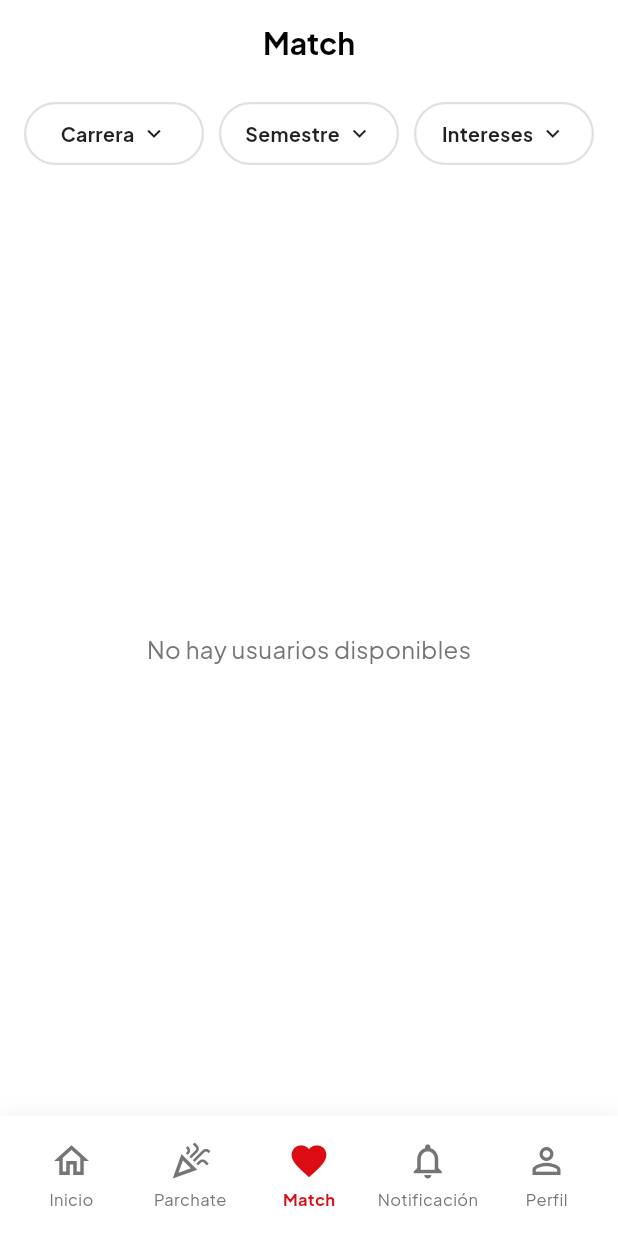
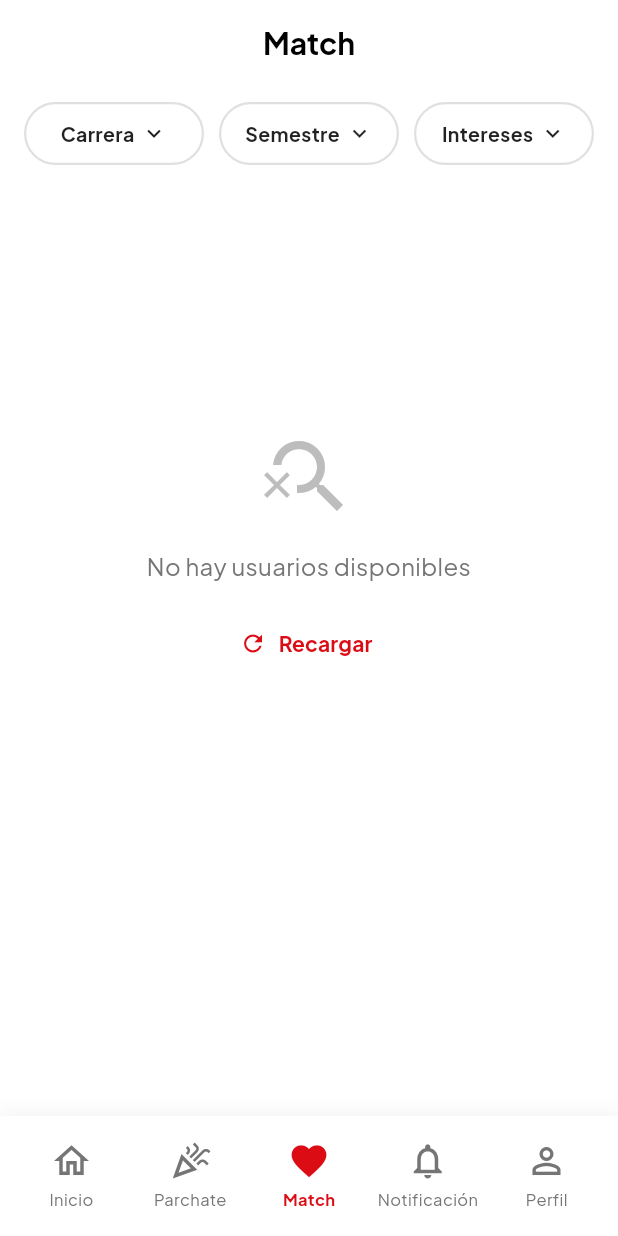
Before and after one commit to PholCast/fox_mate_app, a Flutter app: the screen it shows once a user with an empty profile is signed in, item 3 of the bottom bar chosen, on a phone screen of 412 x 824 dp. Run offline on Flutter 3.47's test engine with Material 3 defaults, Android fonts, the phone set to English and light mode, and no system bars; our stand-ins replace cloud_firestore, equatable, firebase_auth, firebase_core, firebase_storage, image_picker and 1 more; accounts and stored records are empty.

Commit message:
Match Screen reload

```diff
--- a/lib/presentation/screens/match/match_screen.dart
+++ b/lib/presentation/screens/match/match_screen.dart
@@ -55,6 +55,26 @@
           });
         }
       });
+    }
+  }
+
+Future<void> _handleRefresh() async {
+  final authProvider = context.read<AuthProvider>();
+  final userProvider = context.read<UserProvider>();
+  final currentUser = authProvider.currentUser;
+
+  if (currentUser != null) {
+    await userProvider.loadUnlikedUsers(currentUser.id);
+    if (mounted) {
+      setState(() {
+        filteredUsers = List.from(userProvider.allUsers);
+        currentIndex = 0; // Reset to first user
+        // Clear filters
+        selectedCareer = null;
+        selectedSemester = null;
+        selectedInterest = null;
+      });
+    }
   }
 }
 
@@ -305,108 +325,6 @@
       ),
     );
   }
-
-  // Future<void> _handleSwipe(bool isLike) async {
-  //   if (filteredUsers.isEmpty || currentIndex >= filteredUsers.length) return;
-
-  //   final currentUser = filteredUsers[currentIndex];
-  //   final authProvider = context.read<AuthProvider>();
-  //   final currentUserId = authProvider.currentUser?.id;
-
-  //   if (currentUserId == null) {
-  //     ScaffoldMessenger.of(context).showSnackBar(
-  //       const SnackBar(
-  //         content: Text('Error: Usuario no autenticado'),
-  //         backgroundColor: Colors.red,
-  //       ),
-  //     );
-  //     return;
-  //   }
-
-  //   if (isLike) {
-  //     // Show loading indicator
-  //     showDialog(
-  //       context: context,
-  //       barrierDismissible: false,
-  //       builder: (context) => const Center(child: CircularProgressIndicator()),
-  //     );
-
-  //     try {
-  //       final likeUserUseCase = context.read<LikeUserUseCase>();
-  //       final isMatch = await likeUserUseCase.execute(
-  //         currentUserId: currentUserId,
-  //         likedUserId: currentUser.id,
-  //       );
-
-  //       // Close loading indicator
-  //       if (mounted) {
-  //         Navigator.pop(context);
-  //       }
-
-  //       // Move to next user
-  //       setState(() {
-  //         if (currentIndex < filteredUsers.length - 1) {
-  //           currentIndex++;
-  //         } else {
-  //           currentIndex = 0;
-  //         }
-  //         dragPosition = Offset.zero;
-  //         isDragging = false;
-  //       });
-
-  //       // Show match dialog only if there's a mutual match
-  //       if (isMatch && mounted) {
-  //         _showMatchDialog(currentUser);
-  //       } else if (mounted) {
-  //         // Show a simple like confirmation
-  //         ScaffoldMessenger.of(context).showSnackBar(
-  //           SnackBar(
-  //             content: Text('Le diste like a ${currentUser.name}'),
-  //             backgroundColor: Colors.green,
-  //             duration: const Duration(seconds: 2),
-  //           ),
-  //         );
-  //       }
-  //     } catch (e) {
-  //       // Close loading indicator
-  //       if (mounted) {
-  //         Navigator.pop(context);
-  //       }
-
-  //       // Move to next user even on error
-  //       setState(() {
-  //         if (currentIndex < filteredUsers.length - 1) {
-  //           currentIndex++;
-  //         } else {
-  //           currentIndex = 0;
-  //         }
-  //         dragPosition = Offset.zero;
-  //         isDragging = false;
-  //       });
-
-  //       if (mounted) {
-  //         ScaffoldMessenger.of(context).showSnackBar(
-  //           SnackBar(
-  //             content: Text('Error: ${e.toString()}'),
-  //             backgroundColor: Colors.red,
-  //           ),
-  //         );
-  //       }
-  //     }
-  //   } else {
-  //     // Just move to next user for dislike
-  //     setState(() {
-  //       if (currentIndex < filteredUsers.length - 1) {
-  //         currentIndex++;
-  //       } else {
-  //         currentIndex = 0;
-  //       }
-  //       dragPosition = Offset.zero;
-  //       isDragging = false;
-  //     });
-  //   }
-  // }
-
 Future<void> _handleSwipe(bool isLike) async {
   if (filteredUsers.isEmpty || currentIndex >= filteredUsers.length) return;
 
@@ -520,6 +438,7 @@
     userProvider.removeUserFromList(currentUser.id);
   }
 }
+
 
 
   void _showMatchDialog(UserEntity matchedUser) {
@@ -743,19 +662,57 @@
                       ],
                     ),
                   ),
+                  // AQUÍ ESTÁ EL CAMBIO PRINCIPAL - RefreshIndicator envuelve todo
                   Expanded(
-                      child: Padding(
+                    child: RefreshIndicator(
+                      onRefresh: _handleRefresh,
+                      color: CustomColors.primaryColor,
+                      child: hasUsers && currentUser != null
+                          ? Padding(
                               padding: EdgeInsets.all(Spacing.padding),
-                        child: hasUsers && currentUser != null
-                            ? _buildSwipeableCard(currentUser)
-                            : Center(
-                                child: Text(
+                              child: _buildSwipeableCard(currentUser),
+                            )
+                          : SingleChildScrollView(
+                              physics: AlwaysScrollableScrollPhysics(),
+                              child: Container(
+                                height: MediaQuery.of(context).size.height * 0.6,
+                                child: Center(
+                                  child: Column(
+                                    mainAxisAlignment: MainAxisAlignment.center,
+                                    children: [
+                                      Icon(
+                                        Icons.search_off,
+                                        size: 64,
+                                        color: Colors.grey[400],
+                                      ),
+                                      SizedBox(height: 16),
+                                      Text(
                                         allUsers.isEmpty
                                             ? 'No hay usuarios disponibles'
                                             : 'No hay más usuarios con estos filtros',
                                         style: TextStyle(
                                           fontSize: 16,
                                           color: Colors.grey[600],
+                                        ),
+                                        textAlign: TextAlign.center,
+                                      ),
+                                      SizedBox(height: 16),
+                                      TextButton.icon(
+                                        onPressed: _handleRefresh,
+                                        icon: Icon(
+                                          Icons.refresh,
+                                          color: CustomColors.primaryColor,
+                                        ),
+                                        label: Text(
+                                          'Recargar',
+                                          style: TextStyle(
+                                            color: CustomColors.primaryColor,
+                                            fontWeight: FontWeight.w600,
+                                          ),
+                                        ),
+                                      ),
+                                    ],
+                                  ),
                                 ),
                               ),
                             ),
@@ -767,7 +724,6 @@
     },
   );
 }
-
   Widget _buildSwipeableCard(UserEntity user) {
     final screenWidth = MediaQuery.of(context).size.width;
     final threshold = screenWidth * 0.3;
@@ -780,7 +736,10 @@
       },
       onPanUpdate: (details) {
         setState(() {
-          dragPosition += details.delta;
+          dragPosition = Offset(
+      dragPosition.dx + details.delta.dx,
+      0,
+    );
         });
       },
       onPanEnd: (details) {
```
Lines whose indentation alone changed are shown as unchanged.
